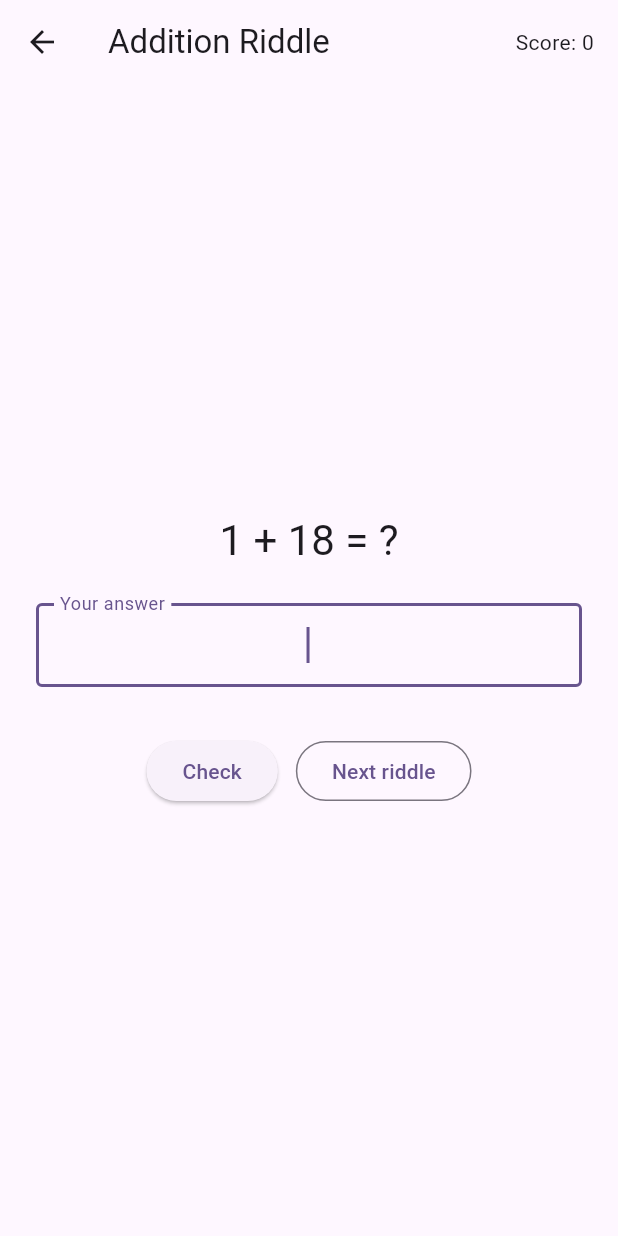
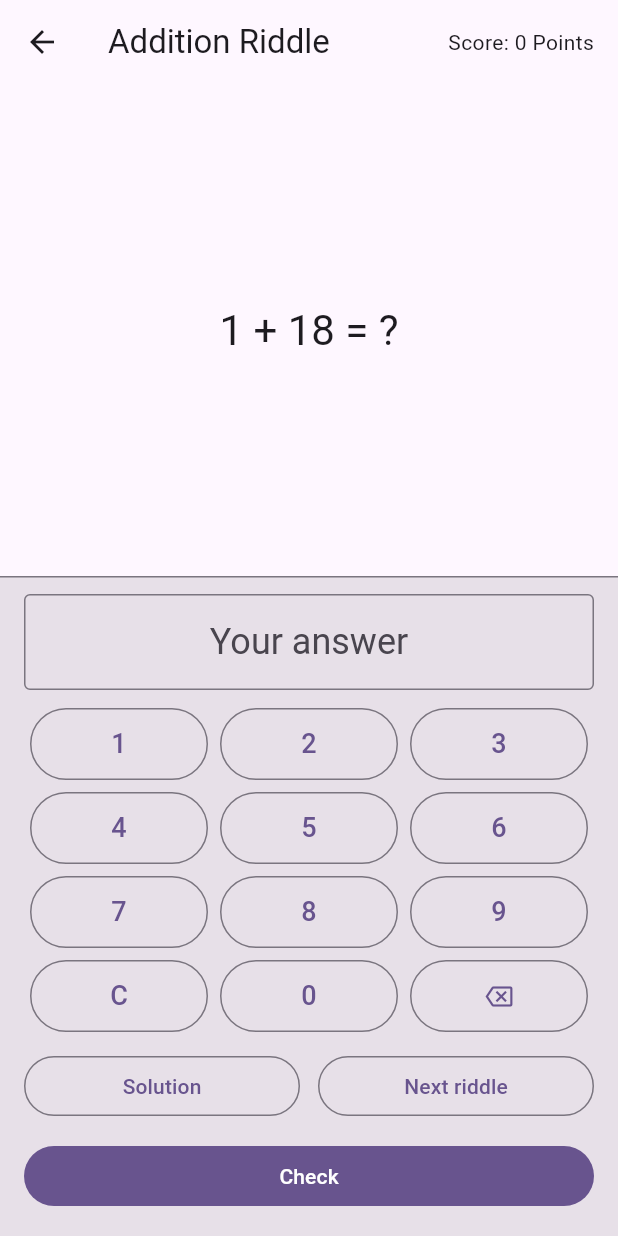
Before and after one commit to Philipp0713/mathRiddles, a Flutter app: the LevelMenuScreen screen opened directly, after a tap on "Addition Riddle", on a phone screen of 412 x 824 dp. Run offline on Flutter 3.47's test engine with Material 3 defaults, Android fonts, the phone set to English and light mode, and no system bars.

Commit message:
feat: sequence riddles were added

```diff
--- a/lib/data/levels.dart
+++ b/lib/data/levels.dart
@@ -1,14 +1,19 @@
 import 'package:flutter/material.dart';
+import 'package:math_riddle_app/riddles/sequence_riddle.dart';
 
 import '../models/level.dart';
-import '../screens/levels/example_level_screen.dart';
+import '../riddles/addition_riddle.dart';
+import '../screens/riddle_screen.dart';
 
 /// The catalog of playable math puzzles, shown in the level menu.
 ///
-/// To add a new puzzle: build its screen under `lib/screens/levels/` and
-/// add a [Level] entry here. Later, this static list can be replaced or
-/// merged with puzzles fetched from a Firestore-backed repository (e.g.
-/// AI-generated riddles) without changing the [Level] model or the menu.
+/// To add a new puzzle: create a [Riddle](../models/riddle.dart)
+/// implementation under `lib/riddles/` (see `addition_riddle.dart` for a
+/// template) and add a [Level] entry here that wraps it in a
+/// [RiddleScreen] — no new screen needed. Later, this static list can be
+/// replaced or merged with puzzles fetched from a Firestore-backed
+/// repository (e.g. AI-generated riddles) without changing the [Level]
+/// model or the menu.
 final List<Level> levels = [
   Level(
     id: 'example_addition',
@@ -16,6 +21,16 @@ final List<Level> levels = [
     description: 'Solve simple addition riddles at your own pace.',
     icon: Icons.add_circle_outline,
     difficulty: LevelDifficulty.easy,
-    builder: (context) => const ExampleLevelScreen(),
+    builder: (context) =>
+        RiddleScreen(title: 'Addition Riddle', riddle: AdditionRiddle()),
   ),
+  Level(
+    id: 'sequence',
+    title: 'Sequence Riddle',
+    description: 'Solve simple sequence riddles at your own pace.',
+    icon: Icons.add_circle_outline,
+    difficulty: LevelDifficulty.medium,
+    builder: (context) =>
+        RiddleScreen(title: 'Sequnce Riddle', riddle: SequenceRiddle()),
+  )
 ];
--- /dev/null
+++ b/lib/riddles/addition_riddle.dart
@@ -0,0 +1,36 @@
+import 'dart:math';
+
+import 'package:flutter/material.dart';
+
+import '../models/riddle.dart';
+
+/// Template riddle: "a + b = ?" for two random small numbers.
+///
+/// Copy this file as a starting point for new puzzle types — only
+/// [generate], [checkAnswer], [correctAnswerLabel], and [build] need to
+/// change. Everything else about the screen (score, feedback, keypad) is
+/// shared via `RiddleScreen`.
+class AdditionRiddle extends Riddle {
+  final Random _random = Random();
+
+  late int a;
+  late int b;
+
+  @override
+  void generate() {
+    a = _random.nextInt(20) + 1;
+    b = _random.nextInt(20) + 1;
+    notifyListeners();
+  }
+
+  @override
+  bool checkAnswer(String answer) => int.tryParse(answer) == a + b;
+
+  @override
+  String get correctAnswerLabel => '${a + b}';
+
+  @override
+  Widget build(BuildContext context) {
+    return Text('$a + $b = ?', style: Theme.of(context).textTheme.headlineMedium);
+  }
+}
--- a/lib/screens/levels/example_level_screen.dart
+++ /dev/null
@@ -1,135 +0,0 @@
-import 'dart:math';
-
-import 'package:flutter/material.dart';
-
-/// Template puzzle screen: a single generated arithmetic riddle with a
-/// text-field answer and a "next riddle" action.
-///
-/// Copy this file as a starting point for new puzzle types. Each level owns
-/// its own screen and state, so puzzles can differ arbitrarily in mechanics
-/// (multiple choice, drag-and-drop, timers, ...) while still plugging into
-/// the same [Level] registration in `lib/data/levels.dart`.
-class ExampleLevelScreen extends StatefulWidget {
-  const ExampleLevelScreen({super.key});
-
-  @override
-  State<ExampleLevelScreen> createState() => _ExampleLevelScreenState();
-}
-
-class _ExampleLevelScreenState extends State<ExampleLevelScreen> {
-  final _random = Random();
-  final _answerController = TextEditingController();
-
-  late int _a;
-  late int _b;
-  int _score = 0;
-  String? _feedback;
-  Color? _feedbackColor;
-
-  @override
-  void initState() {
-    super.initState();
-    _generateRiddle();
-  }
-
-  @override
-  void dispose() {
-    _answerController.dispose();
-    super.dispose();
-  }
-
-  void _generateRiddle() {
-    _a = _random.nextInt(20) + 1;
-    _b = _random.nextInt(20) + 1;
-    _answerController.clear();
-    _feedback = null;
-  }
-
-  void _checkAnswer() {
-    final submitted = int.tryParse(_answerController.text);
-    final correct = _a + _b;
-
-    setState(() {
-      if (submitted == null) {
-        _feedback = 'Enter a number.';
-        _feedbackColor = Colors.orange;
-        return;
-      }
-
-      if (submitted == correct) {
-        _score++;
-        _feedback = 'Correct!';
-        _feedbackColor = Colors.green;
-      } else {
-        _feedback = 'Not quite. The answer was $correct.';
-        _feedbackColor = Colors.red;
-      }
-    });
-  }
-
-  void _nextRiddle() {
-    setState(_generateRiddle);
-  }
-
-  @override
-  Widget build(BuildContext context) {
-    return Scaffold(
-      appBar: AppBar(
-        title: const Text('Addition Riddle'),
-        actions: [
-          Padding(
-            padding: const EdgeInsets.symmetric(horizontal: 16),
-            child: Center(child: Text('Score: $_score')),
-          ),
-        ],
-      ),
-      body: Center(
-        child: Padding(
-          padding: const EdgeInsets.all(24),
-          child: Column(
-            mainAxisSize: MainAxisSize.min,
-            children: [
-              Text(
-                '$_a + $_b = ?',
-                style: Theme.of(context).textTheme.headlineMedium,
-              ),
-              const SizedBox(height: 24),
-              TextField(
-                controller: _answerController,
-                keyboardType: TextInputType.number,
-                textAlign: TextAlign.center,
-                autofocus: true,
-                onSubmitted: (_) => _checkAnswer(),
-                decoration: const InputDecoration(
-                  labelText: 'Your answer',
-                  border: OutlineInputBorder(),
-                ),
-              ),
-              const SizedBox(height: 16),
-              if (_feedback != null)
-                Text(
-                  _feedback!,
-                  style: TextStyle(color: _feedbackColor, fontSize: 16),
-                ),
-              const SizedBox(height: 16),
-              Row(
-                mainAxisAlignment: MainAxisAlignment.center,
-                children: [
-                  ElevatedButton(
-                    onPressed: _checkAnswer,
-                    child: const Text('Check'),
-                  ),
-                  const SizedBox(width: 12),
-                  OutlinedButton(
-                    onPressed: _nextRiddle,
-                    child: const Text('Next riddle'),
-                  ),
-                ],
-              ),
-            ],
-          ),
-        ),
-      ),
-    );
-  }
-}
--- /dev/null
+++ b/lib/screens/riddle_screen.dart
@@ -0,0 +1,130 @@
+import 'package:flutter/material.dart';
+
+import '../models/riddle.dart';
+import '../widgets/answer_pad.dart';
+
+/// Shared screen shell for every math puzzle. [riddle] supplies the
+/// question shown in the middle of the screen; this widget supplies
+/// everything around it — the score, feedback message, and the answer
+/// input/keypad pinned to the bottom.
+///
+/// Adding a new puzzle only requires a new [Riddle] implementation, not a
+/// new screen — see `lib/riddles/addition_riddle.dart` and
+/// `lib/data/levels.dart`.
+class RiddleScreen extends StatefulWidget {
+  const RiddleScreen({super.key, required this.title, required this.riddle});
+
+  final String title;
+  final Riddle riddle;
+
+  @override
+  State<RiddleScreen> createState() => _RiddleScreenState();
+}
+
+class _RiddleScreenState extends State<RiddleScreen> {
+  final _answerController = TextEditingController();
+
+  int _score = 0;
+  String? _feedback;
+  Color? _feedbackColor;
+
+  @override
+  void initState() {
+    super.initState();
+    widget.riddle.generate();
+    widget.riddle.addListener(_onRiddleChanged);
+  }
+
+  @override
+  void dispose() {
+    widget.riddle.removeListener(_onRiddleChanged);
+    _answerController.dispose();
+    super.dispose();
+  }
+
+  void _onRiddleChanged() => setState(() {});
+
+  void _clearFeedback() {
+    if (_feedback != null) setState(() => _feedback = null);
+  }
+
+  void _checkAnswer() {
+    if (_answerController.text.isEmpty) {
+      setState(() {
+        _feedback = 'Enter a number.';
+        _feedbackColor = Colors.orange;
+      });
+      return;
+    }
+
+    final correct = widget.riddle.checkAnswer(_answerController.text);
+    setState(() {
+      if (correct) _score++;
+      _feedback = correct ? 'Correct!' : 'Incorrect.';
+      _feedbackColor = correct ? Colors.green : Colors.red;
+    });
+  }
+
+  void _showSolution() {
+    setState(() {
+      _feedback = 'Answer: ${widget.riddle.correctAnswerLabel}';
+      _feedbackColor = Colors.blueGrey;
+    });
+  }
+
+  void _nextRiddle() {
+    setState(() {
+      _answerController.clear();
+      _feedback = null;
+      widget.riddle.generate();
+    });
+  }
+
+  @override
+  Widget build(BuildContext context) {
+    return Scaffold(
+      appBar: AppBar(
+        title: Text(widget.title),
+        actions: [
+          Padding(
+            padding: const EdgeInsets.symmetric(horizontal: 16),
+            child: Center(child: Text('Score: $_score Points')),
+          ),
+        ],
+      ),
+      body: SafeArea(
+        child: Column(
+          children: [
+            Expanded(
+              child: Center(
+                child: SingleChildScrollView(
+                  padding: const EdgeInsets.all(24),
+                  child: Column(
+                    mainAxisSize: MainAxisSize.min,
+                    children: [
+                      widget.riddle.build(context),
+                      if (_feedback != null) ...[
+                        const SizedBox(height: 16),
+                        Text(
+                          _feedback!,
+                          style: TextStyle(color: _feedbackColor, fontSize: 16),
+                        ),
+                      ],
+                    ],
+                  ),
+                ),
+              ),
+            ),
+            AnswerPad(
+              controller: _answerController,
+              onChanged: _clearFeedback,
+              onCheck: _checkAnswer,
+              onSolution: _showSolution,
+              onNext: _nextRiddle,
+            ),
+          ],
+        ),
+      ),
+    );
+  }
+}
--- /dev/null
+++ b/lib/widgets/answer_pad.dart
@@ -0,0 +1,147 @@
+import 'package:flutter/material.dart';
+import 'package:flutter/services.dart';
+
+/// The bottom answer-entry bar shared by every riddle screen: a display
+/// field plus an on-screen 0-9 keypad, so a puzzle is comfortable to play
+/// with one thumb on a phone. The field also accepts direct keyboard/IME
+/// input, so both entry methods stay in sync through the same
+/// [controller].
+class AnswerPad extends StatelessWidget {
+  const AnswerPad({
+    super.key,
+    required this.controller,
+    required this.onChanged,
+    required this.onCheck,
+    required this.onSolution,
+    required this.onNext,
+  });
+
+  final TextEditingController controller;
+  final VoidCallback onChanged;
+  final VoidCallback onCheck;
+  final VoidCallback onSolution;
+  final VoidCallback onNext;
+
+  static const _digitRows = [
+    ['1', '2', '3'],
+    ['4', '5', '6'],
+    ['7', '8', '9'],
+  ];
+
+  void _appendDigit(String digit) {
+    controller.text += digit;
+    onChanged();
+  }
+
+  void _backspace() {
+    final text = controller.text;
+    if (text.isNotEmpty) {
+      controller.text = text.substring(0, text.length - 1);
+    }
+    onChanged();
+  }
+
+  void _clear() {
+    controller.clear();
+    onChanged();
+  }
+
+  @override
+  Widget build(BuildContext context) {
+    return DecoratedBox(
+      decoration: BoxDecoration(
+        color: Theme.of(context).colorScheme.surfaceContainerHighest,
+        border: Border(top: BorderSide(color: Theme.of(context).dividerColor)),
+      ),
+      child: Padding(
+        padding: const EdgeInsets.fromLTRB(16, 12, 16, 16),
+        child: Column(
+          mainAxisSize: MainAxisSize.min,
+          children: [
+            TextField(
+              controller: controller,
+              keyboardType: TextInputType.number,
+              inputFormatters: [FilteringTextInputFormatter.digitsOnly],
+              textAlign: TextAlign.center,
+              style: Theme.of(context).textTheme.headlineSmall,
+              decoration: const InputDecoration(
+                border: OutlineInputBorder(),
+                hintText: 'Your answer',
+              ),
+              onChanged: (_) => onChanged(),
+            ),
+            const SizedBox(height: 12),
+            for (final row in _digitRows)
+              Padding(
+                padding: const EdgeInsets.only(bottom: 8),
+                child: Row(
+                  children: [
+                    for (final digit in row)
+                      _PadButton(label: digit, onTap: () => _appendDigit(digit)),
+                  ],
+                ),
+              ),
+            Row(
+              children: [
+                _PadButton(label: 'C', onTap: _clear),
+                _PadButton(label: '0', onTap: () => _appendDigit('0')),
+                _PadButton(icon: Icons.backspace_outlined, onTap: _backspace),
+              ],
+            ),
+            const SizedBox(height: 12),
+            Row(
+              children: [
+                Expanded(
+                  child: OutlinedButton(
+                    onPressed: onSolution,
+                    child: const Text('Solution'),
+                  ),
+                ),
+                const SizedBox(width: 12),
+                Expanded(
+                  child: OutlinedButton(
+                    onPressed: onNext,
+                    child: const Text('Next riddle'),
+                  ),
+                ),
+              ],
+            ),
+            const SizedBox(height: 12),
+            SizedBox(
+              width: double.infinity,
+              child: FilledButton(onPressed: onCheck, child: const Text('Check')),
+            ),
+          ],
+        ),
+      ),
+    );
+  }
+}
+
+class _PadButton extends StatelessWidget {
+  const _PadButton({this.label, this.icon, required this.onTap})
+    : assert(label != null || icon != null, 'Provide a label or an icon.');
+
+  final String? label;
+  final IconData? icon;
+  final VoidCallback onTap;
+
+  @override
+  Widget build(BuildContext context) {
+    return Expanded(
+      child: Padding(
+        padding: const EdgeInsets.symmetric(horizontal: 4),
+        child: SizedBox(
+          height: 48,
+          child: OutlinedButton(
+            onPressed: onTap,
+            style: OutlinedButton.styleFrom(padding: EdgeInsets.zero),
+            child: icon != null
+                ? Icon(icon)
+                : Text(label!, style: const TextStyle(fontSize: 18)),
+          ),
+        ),
+      ),
+    );
+  }
+}
```
Also changed, not shown: lib/models/riddle.dart (added, +27 -0 lines), lib/riddles/sequence_riddle.dart (added, +68 -0 lines), 1 other file.
